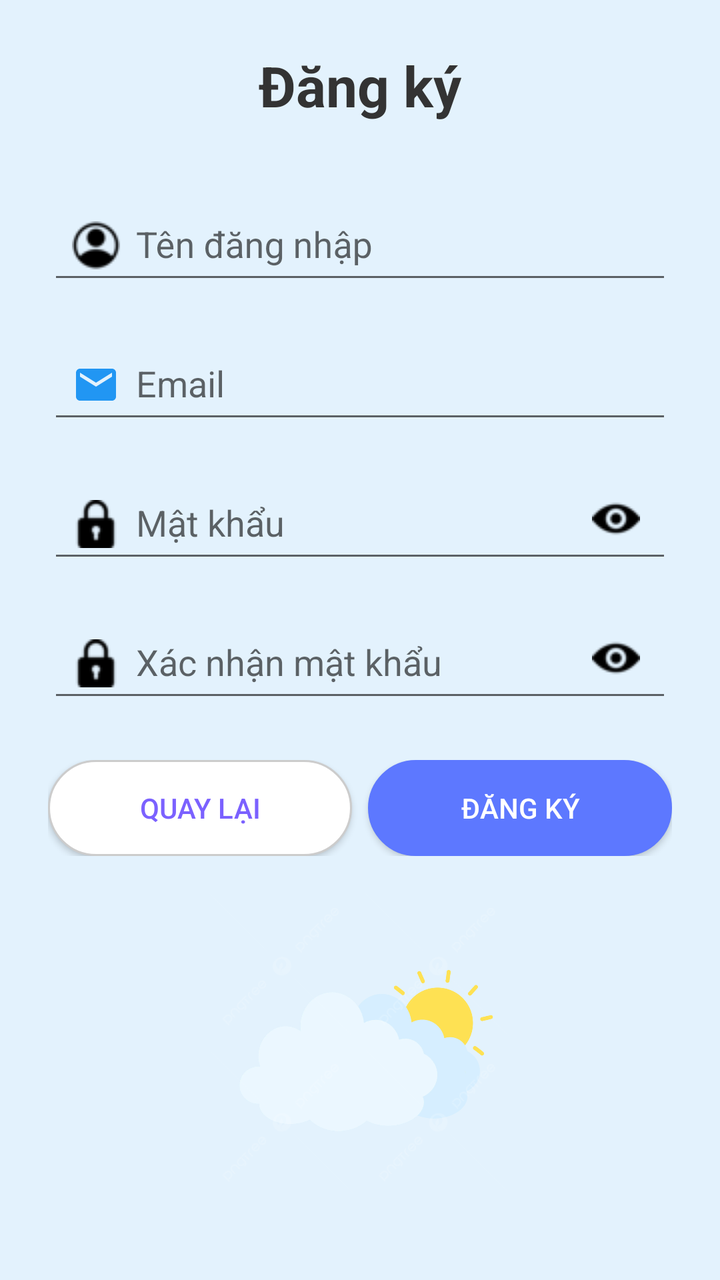
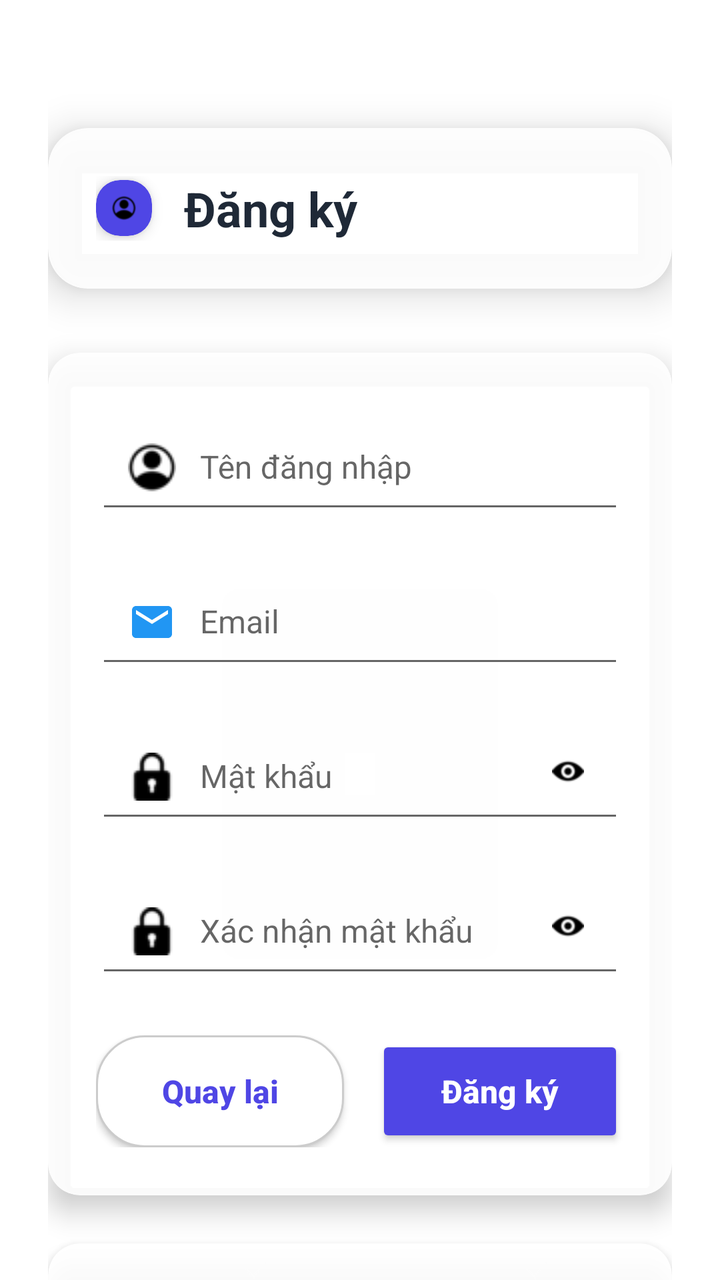

Screens rendered from an Android XML layout before and after an edit, with the pre-edit source and the edit as a unified diff.
<!-- AndroidManifest.xml: application theme Theme.WeatherApp -->
<!-- res/layout/activity_register.xml -->
<?xml version="1.0" encoding="utf-8"?>
<LinearLayout xmlns:android="http://schemas.android.com/apk/res/android"
    xmlns:app="http://schemas.android.com/apk/res-auto"
    android:layout_width="match_parent"
    android:layout_height="match_parent"
    android:orientation="vertical"
    android:padding="24dp"
    android:gravity="center_horizontal"
    android:background="#E3F2FD">

    <TextView
        android:id="@+id/tvRegisterTitle"
        android:layout_width="wrap_content"
        android:layout_height="wrap_content"
        android:text="@string/register"
        android:textColor="#333333"
        android:textSize="28sp"
        android:textStyle="bold"
        android:layout_marginBottom="32dp" />

    
    <com.google.android.material.textfield.TextInputLayout
        android:layout_width="match_parent"
        android:layout_height="wrap_content"
        android:layout_marginBottom="16dp"
        app:boxBackgroundMode="outline"
        app:boxCornerRadiusTopStart="12dp"
        app:boxCornerRadiusTopEnd="12dp"
        app:boxCornerRadiusBottomStart="12dp"
        app:boxCornerRadiusBottomEnd="12dp">

        <com.google.android.material.textfield.TextInputEditText
            android:id="@+id/edtUsername"
            android:layout_width="match_parent"
            android:layout_height="wrap_content"
            android:hint="@string/username"
            android:drawableStart="@drawable/ic_account"
            android:drawablePadding="8dp"
            android:padding="12dp"
            android:autofillHints="none"
            android:importantForAutofill="no" />
    </com.google.android.material.textfield.TextInputLayout>

    
    <com.google.android.material.textfield.TextInputLayout
        android:layout_width="match_parent"
        android:layout_height="wrap_content"
        android:layout_marginBottom="16dp"
        app:boxBackgroundMode="outline"
        app:boxCornerRadiusTopStart="12dp"
        app:boxCornerRadiusTopEnd="12dp"
        app:boxCornerRadiusBottomStart="12dp"
        app:boxCornerRadiusBottomEnd="12dp">

        <com.google.android.material.textfield.TextInputEditText
            android:id="@+id/edtEmail"
            android:layout_width="match_parent"
            android:layout_height="wrap_content"
            android:hint="@string/email"
            android:inputType="textEmailAddress"
            android:drawableStart="@drawable/ic_email"
            android:drawablePadding="8dp"
            android:padding="12dp"
            android:autofillHints="none"
            android:importantForAutofill="no" />
    </com.google.android.material.textfield.TextInputLayout>

    
    <RelativeLayout
        android:layout_width="match_parent"
        android:layout_height="wrap_content"
        android:layout_marginBottom="16dp">

        <com.google.android.material.textfield.TextInputLayout
            android:layout_width="match_parent"
            android:layout_height="wrap_content"
            app:boxBackgroundMode="outline"
            app:boxCornerRadiusTopStart="12dp"
            app:boxCornerRadiusTopEnd="12dp"
            app:boxCornerRadiusBottomStart="12dp"
            app:boxCornerRadiusBottomEnd="12dp">

            <com.google.android.material.textfield.TextInputEditText
                android:id="@+id/edtPassword"
                android:layout_width="match_parent"
                android:layout_height="wrap_content"
                android:hint="@string/password"
                android:inputType="textPassword"
                android:drawableStart="@drawable/ic_password"
                android:drawablePadding="8dp"
                android:padding="12dp"
                android:autofillHints="none"
                android:importantForAutofill="no" />
        </com.google.android.material.textfield.TextInputLayout>

        <ImageView
            android:id="@+id/imgTogglePassword"
            android:layout_width="24dp"
            android:layout_height="24dp"
            android:src="@drawable/ic_lock"
            android:layout_alignParentEnd="true"
            android:layout_marginEnd="16dp"
            android:layout_centerVertical="true"
            android:contentDescription="Toggle Password" />
    </RelativeLayout>

    
    <RelativeLayout
        android:layout_width="match_parent"
        android:layout_height="wrap_content"
        android:layout_marginBottom="24dp">

        <com.google.android.material.textfield.TextInputLayout
            android:layout_width="match_parent"
            android:layout_height="wrap_content"
            app:boxBackgroundMode="outline"
            app:boxCornerRadiusTopStart="12dp"
            app:boxCornerRadiusTopEnd="12dp"
            app:boxCornerRadiusBottomStart="12dp"
            app:boxCornerRadiusBottomEnd="12dp">

            <com.google.android.material.textfield.TextInputEditText
                android:id="@+id/edtConfirmPassword"
                android:layout_width="match_parent"
                android:layout_height="wrap_content"
                android:hint="@string/confirm_password"
                android:inputType="textPassword"
                android:drawableStart="@drawable/ic_password"
                android:drawablePadding="8dp"
                android:padding="12dp"
                android:autofillHints="none"
                android:importantForAutofill="no" />
        </com.google.android.material.textfield.TextInputLayout>

        <ImageView
            android:id="@+id/imgToggleConfirmPassword"
            android:layout_width="24dp"
            android:layout_height="24dp"
            android:src="@drawable/ic_lock"
            android:layout_alignParentEnd="true"
            android:layout_marginEnd="16dp"
            android:layout_centerVertical="true"
            android:contentDescription="Toggle Confirm Password" />
    </RelativeLayout>

    
    <LinearLayout
        android:layout_width="match_parent"
        android:layout_height="wrap_content"
        android:orientation="horizontal"
        android:gravity="center">

        <Button
            android:id="@+id/btnBack"
            android:layout_width="0dp"
            android:layout_weight="1"
            android:layout_height="48dp"
            android:text="@string/back"
            android:textColor="#7B61FF"
            android:background="@drawable/rounded_white_button"
            android:layout_marginEnd="8dp" />

        <Button
            android:id="@+id/btnRegister"
            android:layout_width="0dp"
            android:layout_weight="1"
            android:layout_height="48dp"
            android:text="@string/register"
            android:textColor="#FFFFFF"
            android:backgroundTint="#5D78FF"
            android:background="@drawable/rounded_white_button" />
    </LinearLayout>

    
    <ImageView
        android:layout_width="match_parent"
        android:layout_height="wrap_content"
        android:src="@drawable/anh_may"
        android:scaleType="fitCenter"
        android:contentDescription="Weather Illustration"
        android:layout_marginTop="16dp"
        android:layout_marginBottom="16dp" />
</LinearLayout>
<!-- resources referenced by this layout -->
<resources>
  <!-- drawable anh_may: png bitmap (drawable, 106559 bytes) -->
  <!-- drawable ic_account: png bitmap (drawable, 811 bytes) -->
  <!-- drawable ic_email (drawable) -->
  <vector xmlns:android="http://schemas.android.com/apk/res/android"
      android:width="24dp"
      android:height="24dp"
      android:viewportWidth="24"
      android:viewportHeight="24">
      <path
          android:fillColor="#2196F3"
          android:pathData="M20,4H4c-1.1,0 -1.99,0.9 -1.99,2L2,18c0,1.1 0.9,2 2,2h16c1.1,0 2,-0.9 2,-2V6c0,-1.1 -0.9,-2 -2,-2zM20,8l-8,5 -8,-5V6l8,5 8,-5v2z"/>
  </vector>
  <!-- drawable ic_lock: png bitmap (drawable, 601 bytes) -->
  <!-- drawable ic_password: png bitmap (drawable, 648 bytes) -->
  <!-- drawable rounded_white_button (drawable) -->
  <?xml version="1.0" encoding="utf-8"?>
  <shape xmlns:android="http://schemas.android.com/apk/res/android"
      android:shape="rectangle">
  
      <solid android:color="#FFFFFF" />
      <corners android:radius="24dp" />
      <stroke android:width="1dp" android:color="#CCCCCC" />
  
  </shape>
  <string name="back">Quay lại</string>
  <string name="confirm_password">Xác nhận mật khẩu</string>
  <string name="email">Email</string>
  <string name="password">Mật khẩu</string>
  <string name="register">Đăng ký</string>
  <string name="username">Tên đăng nhập</string>
  <style name="Theme.WeatherApp" parent="Base.Theme.WeatherApp" />
  <style name="Base.Theme.WeatherApp" parent="Theme.AppCompat.Light.NoActionBar">
          
          <item name="colorPrimary">@color/color_primary</item>
          <item name="colorPrimaryVariant">@color/color_primary_variant</item>
          <item name="colorOnPrimary">@android:color/white</item>
  
          <item name="colorSecondary">@color/color_secondary</item>
          <item name="colorOnSecondary">@android:color/white</item>
  
          
          <item name="android:windowBackground">@color/color_background</item>
          <item name="android:navigationBarColor">@color/color_background</item>
      </style>
  <color name="color_primary">#1E88E5</color>
  <color name="color_primary_variant">#1565C0</color>
  <color name="color_secondary">#E3F2FD</color>
  <color name="color_background">#FFFFFF</color>
</resources>

<!-- the commit's change to res/layout/activity_register.xml (unified diff, before → after) -->
@@ -1,183 +1,316 @@
 <?xml version="1.0" encoding="utf-8"?>
-<LinearLayout xmlns:android="http://schemas.android.com/apk/res/android"
+<FrameLayout xmlns:android="http://schemas.android.com/apk/res/android"
     xmlns:app="http://schemas.android.com/apk/res-auto"
     android:layout_width="match_parent"
-    android:layout_height="match_parent"
-    android:orientation="vertical"
-    android:padding="24dp"
-    android:gravity="center_horizontal"
-    android:background="#E3F2FD">
-
-    <TextView
-        android:id="@+id/tvRegisterTitle"
-        android:layout_width="wrap_content"
-        android:layout_height="wrap_content"
-        android:text="@string/register"
-        android:textColor="#333333"
-        android:textSize="28sp"
-        android:textStyle="bold"
-        android:layout_marginBottom="32dp" />
+    android:layout_height="match_parent">
 
     
-    <com.google.android.material.textfield.TextInputLayout
+    <FrameLayout
+        android:id="@+id/backgroundContainer"
         android:layout_width="match_parent"
-        android:layout_height="wrap_content"
-        android:layout_marginBottom="16dp"
-        app:boxBackgroundMode="outline"
-        app:boxCornerRadiusTopStart="12dp"
-        app:boxCornerRadiusTopEnd="12dp"
-        app:boxCornerRadiusBottomStart="12dp"
-        app:boxCornerRadiusBottomEnd="12dp">
-
-        <com.google.android.material.textfield.TextInputEditText
-            android:id="@+id/edtUsername"
+        android:layout_height="match_parent">
+
+        
+        <View
+            android:id="@+id/lightningOverlay"
+            android:layout_width="match_parent"
+            android:layout_height="match_parent"
+            android:background="#FFFFFF"
+            android:alpha="0"
+            android:visibility="gone" />
+
+        
+        <FrameLayout
+            android:id="@+id/cloudContainer"
+            android:layout_width="match_parent"
+            android:layout_height="match_parent"
+            android:visibility="gone" />
+
+        
+        <FrameLayout
+            android:id="@+id/rainContainer"
+            android:layout_width="match_parent"
+            android:layout_height="match_parent"
+            android:visibility="gone" />
+
+        
+        <FrameLayout
+            android:id="@+id/snowContainer"
+            android:layout_width="match_parent"
+            android:layout_height="match_parent"
+            android:visibility="gone" />
+    </FrameLayout>
+
+    
+    <ScrollView
+        android:layout_width="match_parent"
+        android:layout_height="match_parent"
+        android:fillViewport="true"
+        android:scrollbars="none"
+        android:overScrollMode="never">
+
+        <LinearLayout
             android:layout_width="match_parent"
             android:layout_height="wrap_content"
-            android:hint="@string/username"
-            android:drawableStart="@drawable/ic_account"
-            android:drawablePadding="8dp"
-            android:padding="12dp"
-            android:autofillHints="none"
-            android:importantForAutofill="no" />
-    </com.google.android.material.textfield.TextInputLayout>
-
-    
-    <com.google.android.material.textfield.TextInputLayout
-        android:layout_width="match_parent"
-        android:layout_height="wrap_content"
-        android:layout_marginBottom="16dp"
-        app:boxBackgroundMode="outline"
-        app:boxCornerRadiusTopStart="12dp"
-        app:boxCornerRadiusTopEnd="12dp"
-        app:boxCornerRadiusBottomStart="12dp"
-        app:boxCornerRadiusBottomEnd="12dp">
-
-        <com.google.android.material.textfield.TextInputEditText
-            android:id="@+id/edtEmail"
-            android:layout_width="match_parent"
-            android:layout_height="wrap_content"
-            android:hint="@string/email"
-            android:inputType="textEmailAddress"
-            android:drawableStart="@drawable/ic_email"
-            android:drawablePadding="8dp"
-            android:padding="12dp"
-            android:autofillHints="none"
-            android:importantForAutofill="no" />
-    </com.google.android.material.textfield.TextInputLayout>
-
-    
-    <RelativeLayout
-        android:layout_width="match_parent"
-        android:layout_height="wrap_content"
-        android:layout_marginBottom="16dp">
-
-        <com.google.android.material.textfield.TextInputLayout
-            android:layout_width="match_parent"
-            android:layout_height="wrap_content"
-            app:boxBackgroundMode="outline"
-            app:boxCornerRadiusTopStart="12dp"
-            app:boxCornerRadiusTopEnd="12dp"
-            app:boxCornerRadiusBottomStart="12dp"
-            app:boxCornerRadiusBottomEnd="12dp">
-
-            <com.google.android.material.textfield.TextInputEditText
-                android:id="@+id/edtPassword"
+            android:orientation="vertical"
+            android:padding="24dp"
+            android:gravity="center_horizontal">
+
+            
+            <androidx.cardview.widget.CardView
                 android:layout_width="match_parent"
                 android:layout_height="wrap_content"
-                android:hint="@string/password"
-                android:inputType="textPassword"
-                android:drawableStart="@drawable/ic_password"
-                android:drawablePadding="8dp"
-                android:padding="12dp"
-                android:autofillHints="none"
-                android:importantForAutofill="no" />
-        </com.google.android.material.textfield.TextInputLayout>
-
-        <ImageView
-            android:id="@+id/imgTogglePassword"
-            android:layout_width="24dp"
-            android:layout_height="24dp"
-            android:src="@drawable/ic_lock"
-            android:layout_alignParentEnd="true"
-            android:layout_marginEnd="16dp"
-            android:layout_centerVertical="true"
-            android:contentDescription="Toggle Password" />
-    </RelativeLayout>
-
-    
-    <RelativeLayout
-        android:layout_width="match_parent"
-        android:layout_height="wrap_content"
-        android:layout_marginBottom="24dp">
-
-        <com.google.android.material.textfield.TextInputLayout
-            android:layout_width="match_parent"
-            android:layout_height="wrap_content"
-            app:boxBackgroundMode="outline"
-            app:boxCornerRadiusTopStart="12dp"
-            app:boxCornerRadiusTopEnd="12dp"
-            app:boxCornerRadiusBottomStart="12dp"
-            app:boxCornerRadiusBottomEnd="12dp">
-
-            <com.google.android.material.textfield.TextInputEditText
-                android:id="@+id/edtConfirmPassword"
+                app:cardCornerRadius="20dp"
+                app:cardElevation="12dp"
+                app:cardBackgroundColor="#E6FFFFFF"
+                android:layout_marginBottom="32dp"
+                android:layout_marginTop="40dp">
+
+                <LinearLayout
+                    android:layout_width="match_parent"
+                    android:layout_height="wrap_content"
+                    android:orientation="horizontal"
+                    android:gravity="center_vertical"
+                    android:padding="24dp">
+
+                    <androidx.cardview.widget.CardView
+                        android:layout_width="wrap_content"
+                        android:layout_height="wrap_content"
+                        app:cardCornerRadius="12dp"
+                        app:cardElevation="4dp"
+                        app:cardBackgroundColor="#4F46E5"
+                        android:layout_marginEnd="16dp">
+
+                        <ImageView
+                            android:layout_width="28dp"
+                            android:layout_height="28dp"
+                            android:src="@drawable/ic_account"
+                            android:padding="8dp" />
+                    </androidx.cardview.widget.CardView>
+
+                    <TextView
+                        android:id="@+id/tvRegisterTitle"
+                        android:layout_width="0dp"
+                        android:layout_weight="1"
+                        android:layout_height="wrap_content"
+                        android:text="@string/register"
+                        android:textColor="#1F2937"
+                        android:textSize="24sp"
+                        android:textStyle="bold" />
+                </LinearLayout>
+            </androidx.cardview.widget.CardView>
+
+            
+            <androidx.cardview.widget.CardView
                 android:layout_width="match_parent"
                 android:layout_height="wrap_content"
-                android:hint="@string/confirm_password"
-                android:inputType="textPassword"
-                android:drawableStart="@drawable/ic_password"
-                android:drawablePadding="8dp"
-                android:padding="12dp"
-                android:autofillHints="none"
-                android:importantForAutofill="no" />
-        </com.google.android.material.textfield.TextInputLayout>
-
-        <ImageView
-            android:id="@+id/imgToggleConfirmPassword"
-            android:layout_width="24dp"
-            android:layout_height="24dp"
-            android:src="@drawable/ic_lock"
-            android:layout_alignParentEnd="true"
-            android:layout_marginEnd="16dp"
-            android:layout_centerVertical="true"
-            android:contentDescription="Toggle Confirm Password" />
-    </RelativeLayout>
-
-    
-    <LinearLayout
-        android:layout_width="match_parent"
-        android:layout_height="wrap_content"
-        android:orientation="horizontal"
-        android:gravity="center">
-
-        <Button
-            android:id="@+id/btnBack"
-            android:layout_width="0dp"
-            android:layout_weight="1"
-            android:layout_height="48dp"
-            android:text="@string/back"
-            android:textColor="#7B61FF"
-            android:background="@drawable/rounded_white_button"
-            android:layout_marginEnd="8dp" />
-
-        <Button
-            android:id="@+id/btnRegister"
-            android:layout_width="0dp"
-            android:layout_weight="1"
-            android:layout_height="48dp"
-            android:text="@string/register"
-            android:textColor="#FFFFFF"
-            android:backgroundTint="#5D78FF"
-            android:background="@drawable/rounded_white_button" />
-    </LinearLayout>
-
-    
-    <ImageView
-        android:layout_width="match_parent"
-        android:layout_height="wrap_content"
-        android:src="@drawable/anh_may"
-        android:scaleType="fitCenter"
-        android:contentDescription="Weather Illustration"
-        android:layout_marginTop="16dp"
-        android:layout_marginBottom="16dp" />
-</LinearLayout>
+                app:cardCornerRadius="16dp"
+                app:cardElevation="8dp"
+                app:cardBackgroundColor="#E6FFFFFF"
+                android:layout_marginBottom="24dp">
+
+                <LinearLayout
+                    android:layout_width="match_parent"
+                    android:layout_height="wrap_content"
+                    android:orientation="vertical"
+                    android:padding="24dp">
+
+                    
+                    <com.google.android.material.textfield.TextInputLayout
+                        android:layout_width="match_parent"
+                        android:layout_height="wrap_content"
+                        android:layout_marginBottom="16dp"
+                        app:boxBackgroundMode="outline"
+                        app:boxCornerRadiusTopStart="12dp"
+                        app:boxCornerRadiusTopEnd="12dp"
+                        app:boxCornerRadiusBottomStart="12dp"
+                        app:boxCornerRadiusBottomEnd="12dp">
+
+                        <com.google.android.material.textfield.TextInputEditText
+                            android:id="@+id/edtUsername"
+                            android:layout_width="match_parent"
+                            android:layout_height="wrap_content"
+                            android:hint="@string/username"
+                            android:drawableStart="@drawable/ic_account"
+                            android:drawablePadding="12dp"
+                            android:padding="16dp"
+                            android:textColor="#1F2937"
+                            android:textSize="16sp"
+                            android:autofillHints="none"
+                            android:importantForAutofill="no" />
+                    </com.google.android.material.textfield.TextInputLayout>
+
+                    
+                    <com.google.android.material.textfield.TextInputLayout
+                        android:layout_width="match_parent"
+                        android:layout_height="wrap_content"
+                        android:layout_marginBottom="16dp"
+                        app:boxBackgroundMode="outline"
+                        app:boxCornerRadiusTopStart="12dp"
+                        app:boxCornerRadiusTopEnd="12dp"
+                        app:boxCornerRadiusBottomStart="12dp"
+                        app:boxCornerRadiusBottomEnd="12dp">
+
+                        <com.google.android.material.textfield.TextInputEditText
+                            android:id="@+id/edtEmail"
+                            android:layout_width="match_parent"
+                            android:layout_height="wrap_content"
+                            android:hint="@string/email"
+                            android:inputType="textEmailAddress"
+                            android:drawableStart="@drawable/ic_email"
+                            android:drawablePadding="12dp"
+                            android:padding="16dp"
+                            android:textColor="#1F2937"
+                            android:textSize="16sp"
+                            android:autofillHints="none"
+                            android:importantForAutofill="no" />
+                    </com.google.android.material.textfield.TextInputLayout>
+
+                    
+                    <RelativeLayout
+                        android:layout_width="match_parent"
+                        android:layout_height="wrap_content"
+                        android:layout_marginBottom="16dp">
+
+                        <com.google.android.material.textfield.TextInputLayout
+                            android:layout_width="match_parent"
+                            android:layout_height="wrap_content"
+                            app:boxBackgroundMode="outline"
+                            app:boxCornerRadiusTopStart="12dp"
+                            app:boxCornerRadiusTopEnd="12dp"
+                            app:boxCornerRadiusBottomStart="12dp"
+                            app:boxCornerRadiusBottomEnd="12dp">
+
+                            <com.google.android.material.textfield.TextInputEditText
+                                android:id="@+id/edtPassword"
+                                android:layout_width="match_parent"
+                                android:layout_height="wrap_content"
+                                android:hint="@string/password"
+                                android:inputType="textPassword"
+                                android:drawableStart="@drawable/ic_password"
+                                android:drawablePadding="12dp"
+                                android:padding="16dp"
+                                android:paddingEnd="56dp"
+                                android:textColor="#1F2937"
+                                android:textSize="16sp"
+                                android:autofillHints="none"
+                                android:importantForAutofill="no" />
+                        </com.google.android.material.textfield.TextInputLayout>
+
+                        <ImageView
+                            android:id="@+id/imgTogglePassword"
+                            android:layout_width="32dp"
+                            android:layout_height="32dp"
+                            android:src="@drawable/ic_lock"
+                            android:layout_alignParentEnd="true"
+                            android:layout_centerVertical="true"
+                            android:layout_marginEnd="12dp"
+                            android:padding="8dp"
+                            android:background="?attr/selectableItemBackgroundBorderless"
+                            android:clickable="true"
+                            android:focusable="true"
+                            android:contentDescription="Toggle Password" />
+                    </RelativeLayout>
+
+                    
+                    <RelativeLayout
+                        android:layout_width="match_parent"
+                        android:layout_height="wrap_content"
+                        android:layout_marginBottom="24dp">
+
+                        <com.google.android.material.textfield.TextInputLayout
+                            android:layout_width="match_parent"
+                            android:layout_height="wrap_content"
+                            app:boxBackgroundMode="outline"
+                            app:boxCornerRadiusTopStart="12dp"
+                            app:boxCornerRadiusTopEnd="12dp"
+                            app:boxCornerRadiusBottomStart="12dp"
+                            app:boxCornerRadiusBottomEnd="12dp">
+
+                            <com.google.android.material.textfield.TextInputEditText
+                                android:id="@+id/edtConfirmPassword"
+                                android:layout_width="match_parent"
+                                android:layout_height="wrap_content"
+                                android:hint="@string/confirm_password"
+                                android:inputType="textPassword"
+                                android:drawableStart="@drawable/ic_password"
+                                android:drawablePadding="12dp"
+                                android:padding="16dp"
+                                android:paddingEnd="56dp"
+                                android:textColor="#1F2937"
+                                android:textSize="16sp"
+                                android:autofillHints="none"
+                                android:importantForAutofill="no" />
+                        </com.google.android.material.textfield.TextInputLayout>
+
+                        <ImageView
+                            android:id="@+id/imgToggleConfirmPassword"
+                            android:layout_width="32dp"
+                            android:layout_height="32dp"
+                            android:src="@drawable/ic_lock"
+                            android:layout_alignParentEnd="true"
+                            android:layout_centerVertical="true"
+                            android:layout_marginEnd="12dp"
+                            android:padding="8dp"
+                            android:background="?attr/selectableItemBackgroundBorderless"
+                            android:clickable="true"
+                            android:focusable="true"
+                            android:contentDescription="Toggle Confirm Password" />
+                    </RelativeLayout>
+
+                    
+                    <LinearLayout
+                        android:layout_width="match_parent"
+                        android:layout_height="wrap_content"
+                        android:orientation="horizontal"
+                        android:weightSum="2">
+
+                        <Button
+                            android:id="@+id/btnBack"
+                            android:layout_width="0dp"
+                            android:layout_weight="1"
+                            android:layout_height="56dp"
+                            android:text="@string/back"
+                            android:textColor="#4F46E5"
+                            android:textStyle="bold"
+                            android:textSize="16sp"
+                            android:textAllCaps="false"
+                            android:background="@drawable/rounded_white_button"
+                            android:layout_marginEnd="8dp" />
+
+                        <Button
+                            android:id="@+id/btnRegister"
+                            android:layout_width="0dp"
+                            android:layout_weight="1"
+                            android:layout_height="56dp"
+                            android:text="@string/register"
+                            android:textColor="#FFFFFF"
+                            android:textStyle="bold"
+                            android:textSize="16sp"
+                            android:textAllCaps="false"
+                            android:backgroundTint="#4F46E5"
+                            android:layout_marginStart="8dp" />
+                    </LinearLayout>
+                </LinearLayout>
+            </androidx.cardview.widget.CardView>
+
+            
+            <androidx.cardview.widget.CardView
+                android:layout_width="match_parent"
+                android:layout_height="wrap_content"
+                app:cardCornerRadius="16dp"
+                app:cardElevation="6dp"
+                app:cardBackgroundColor="#E6FFFFFF"
+                android:layout_marginBottom="24dp">
+
+                <ImageView
+                    android:layout_width="match_parent"
+                    android:layout_height="200dp"
+                    android:src="@drawable/anh_may"
+                    android:scaleType="centerCrop"
+                    android:contentDescription="Weather Illustration"
+                    android:padding="16dp" />
+            </androidx.cardview.widget.CardView>
+        </LinearLayout>
+    </ScrollView>
+</FrameLayout>
